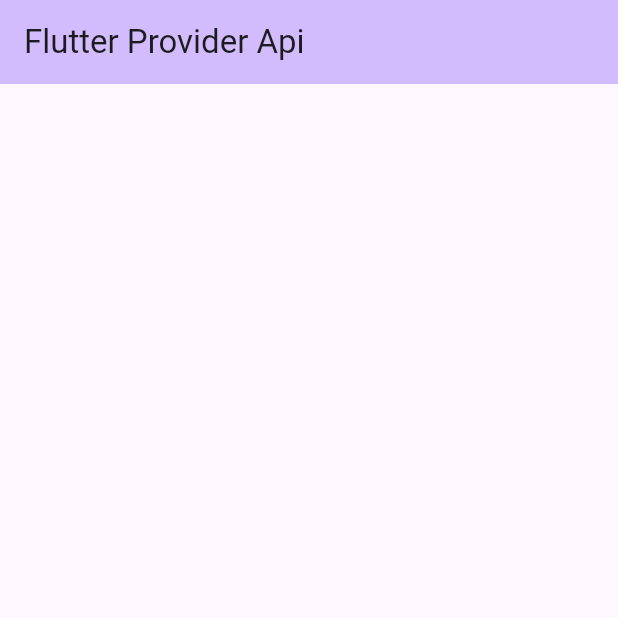
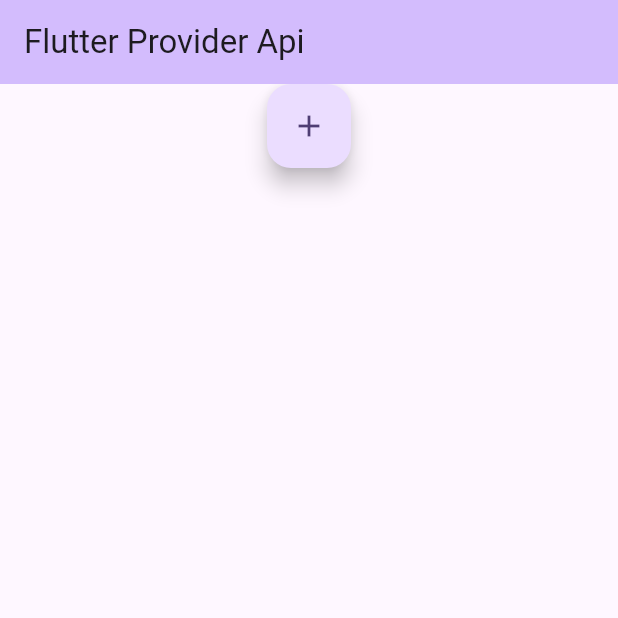
Before and after one commit to sanafathima7/provider, a Flutter app: the screen it shows after launch, on a phone screen of 412 x 824 dp, the top half of it. Run offline on Flutter 3.47's test engine with Material 3 defaults, Android fonts, the phone set to English and light mode, and no system bars; network calls fail.

```diff
--- a/lib/main.dart
+++ b/lib/main.dart
@@ -1,15 +1,24 @@
+import 'package:api/insert_data_class.dart';
+import 'package:api/insertpage.dart';
 import 'package:api/provider.dart';
 import 'package:flutter/material.dart';
 import 'package:provider/provider.dart';
 
 void main() {
-  runApp(const MyApp());
+  runApp(
+    MultiProvider(
+      providers: [
+        ChangeNotifierProvider(create: (_) => DataClass()),
+        // Add other providers if needed
+      ],
+      child: const MyApp(),
+    ),
+  );
 }
 
 class MyApp extends StatelessWidget {
-  const MyApp({super.key});
+  const MyApp({Key? key});
 
-  // This widget is the root of your application.
   @override
   Widget build(BuildContext context) {
     return ChangeNotifierProvider(
@@ -17,21 +26,6 @@ class MyApp extends StatelessWidget {
       child: MaterialApp(
         title: 'Flutter Demo',
         theme: ThemeData(
-          // This is the theme of your application.
-          //
-          // TRY THIS: Try running your application with "flutter run". You'll see
-          // the application has a blue toolbar. Then, without quitting the app,
-          // try changing the seedColor in the colorScheme below to Colors.green
-          // and then invoke "hot reload" (save your changes or press the "hot
-          // reload" button in a Flutter-supported IDE, or press "r" if you used
-          // the command line to start the app).
-          //
-          // Notice that the counter didn't reset back to zero; the application
-          // state is not lost during the reload. To reset the state, use hot
-          // restart instead.
-          //
-          // This works for code too, not just values: Most code changes can be
-          // tested with just a hot reload.
           colorScheme: ColorScheme.fromSeed(seedColor: Colors.deepPurple),
           useMaterial3: true,
         ),
@@ -42,17 +36,7 @@ class MyApp extends StatelessWidget {
 }
 
 class MyHomePage extends StatefulWidget {
-  const MyHomePage({super.key, required this.title});
-
-  // This widget is the home page of your application. It is stateful, meaning
-  // that it has a State object (defined below) that contains fields that affect
-  // how it looks.
-
-  // This class is the configuration for the state. It holds the values (in this
-  // case the title) provided by the parent (in this case the App widget) and
-  // used by the build method of the State. Fields in a Widget subclass are
-  // always marked "final".
-
+  const MyHomePage({Key? key, required this.title});
   final String title;
 
   @override
@@ -62,7 +46,7 @@ class MyHomePage extends StatefulWidget {
 class _MyHomePageState extends State<MyHomePage> {
   @override
   void initState() {
-    WidgetsBinding.instance.addPostFrameCallback((timeStamp) {
+    WidgetsBinding.instance?.addPostFrameCallback((timeStamp) {
       Provider.of<ProviderOperation>(context, listen: false).getAllPosts();
     });
     super.initState();
@@ -70,28 +54,30 @@ class _MyHomePageState extends State<MyHomePage> {
 
   @override
   Widget build(BuildContext context) {
-    // This method is rerun every time setState is called, for instance as done
-    // by the _incrementCounter method above.
-    //
-    // The Flutter framework has been optimized to make rerunning build methods
-    // fast, so that you can just rebuild anything that needs updating rather
-    // than having to individually change instances of widgets.
     return Scaffold(
       appBar: AppBar(
-          // TRY THIS: Try changing the color here to a specific color (to
-          // Colors.amber, perhaps?) and trigger a hot reload to see the AppBar
-          // change color while the other colors stay the same.
         backgroundColor: Theme.of(context).colorScheme.inversePrimary,
-          // Here we take the value from the MyHomePage object that was created by
-          // the App.build method, and use it to set our appbar title.
         title: Text(widget.title),
       ),
-        body: Consumer<ProviderOperation>(builder: (context, value, child) {
+      body: Column(
+        children: [
+          FloatingActionButton(
+            onPressed: () {
+              Navigator.push(
+                context,
+                MaterialPageRoute(builder: (context) => InsertPage()),
+              );
+            },
+            child: Icon(Icons.add),
+          ),
+          Consumer<ProviderOperation>(
+            builder: (context, value, child) {
               if (value.isLoding) {
                 return const CircularProgressIndicator();
               }
               final posts = value.posts;
-          return ListView.builder(
+              return Expanded(
+                child: ListView.builder(
                   itemCount: posts.length,
                   itemBuilder: (context, index) {
                     return Padding(
@@ -106,7 +92,6 @@ class _MyHomePageState extends State<MyHomePage> {
                         subtitle: Column(
                           children: [
                             Text(posts[index].modNum.toString()),
-                      // Text(posts[index].mtest_points.toString()),
                             Text(posts[index].status.toString()),
                           ],
                         ),
@@ -114,11 +99,17 @@ class _MyHomePageState extends State<MyHomePage> {
                           onPressed: () {
                             value.SendActivity({"userid": posts[index].userId});
                           },
-                      icon: Icon(Icons.send)),
+                          icon: Icon(Icons.send),
+                        ),
                       ),
                     );
                   },
+                ),
               );
-        }));
+            },
+          ),
+        ],
+      ),
+    );
   }
 }
```
Also changed, not shown: lib/insert_data_class.dart (added, +32 -0 lines), lib/insert_service.dart (added, +34 -0 lines), lib/insertpage.dart (added, +82 -0 lines). Lines whose indentation alone changed are shown as unchanged.
